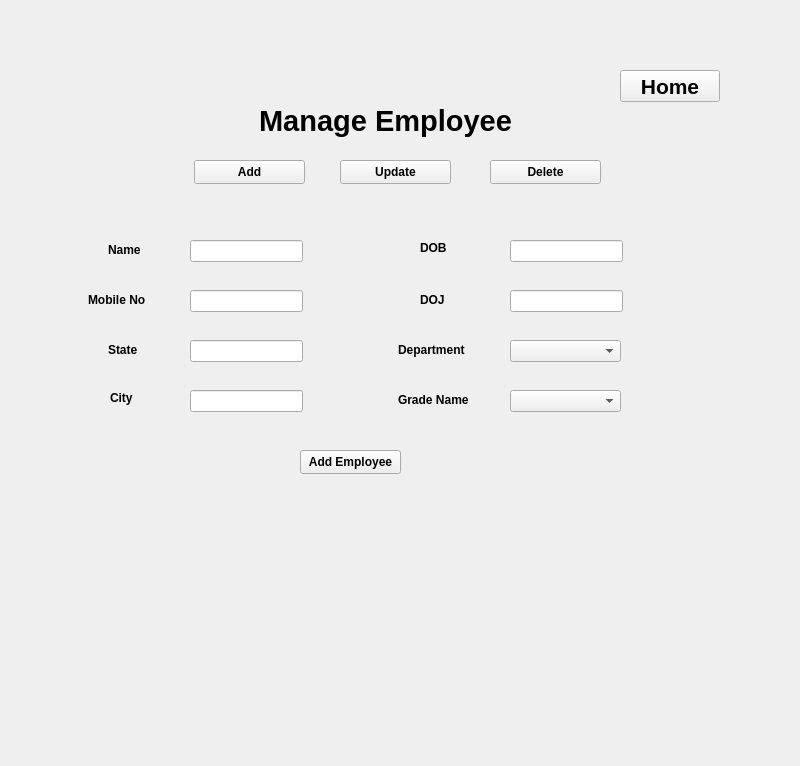
Before: the Qt Designer form manageemployeewidget.ui in purvil-patel/Employee_Payroll_System, drawn with Qt 5.
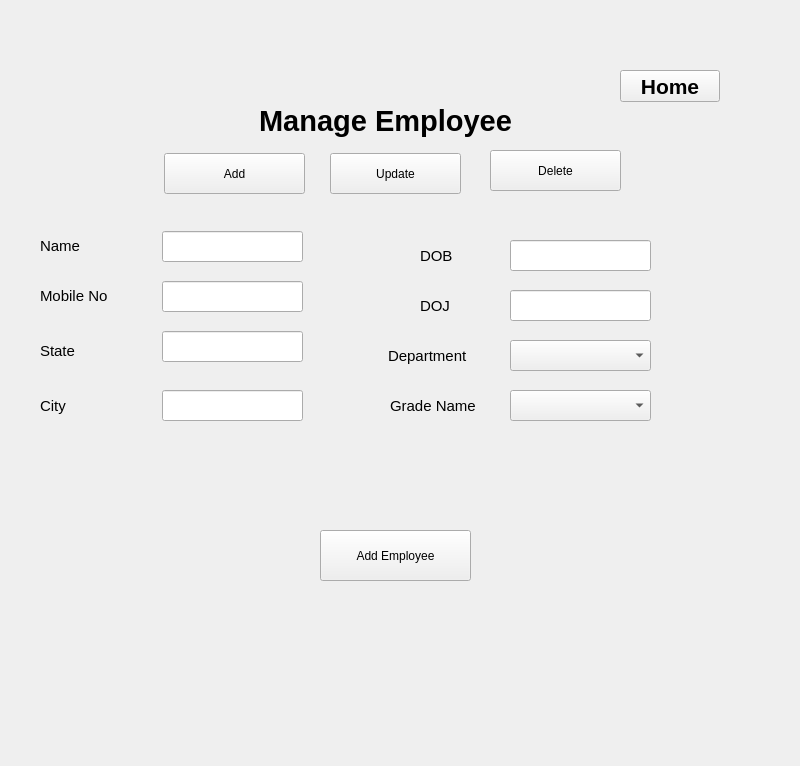
After: the same form once the commit is applied.

```diff
--- a/manageemployeewidget.ui
+++ b/manageemployeewidget.ui
@@ -12,7 +12,7 @@
   </property>
   <property name="font">
    <font>
-    <bold>true</bold>
+    <bold>false</bold>
    </font>
   </property>
   <property name="windowTitle">
@@ -62,10 +62,10 @@
   <widget class="QPushButton" name="pushButton_2">
    <property name="geometry">
     <rect>
-     <x>194</x>
-     <y>160</y>
-     <width>111</width>
-     <height>24</height>
+     <x>164</x>
+     <y>153</y>
+     <width>141</width>
+     <height>41</height>
     </rect>
    </property>
    <property name="text">
@@ -75,10 +75,10 @@
   <widget class="QPushButton" name="pushButton_5">
    <property name="geometry">
     <rect>
-     <x>340</x>
-     <y>160</y>
-     <width>111</width>
-     <height>24</height>
+     <x>330</x>
+     <y>153</y>
+     <width>131</width>
+     <height>41</height>
     </rect>
    </property>
    <property name="text">
@@ -89,9 +89,9 @@
    <property name="geometry">
     <rect>
      <x>490</x>
-     <y>160</y>
-     <width>111</width>
-     <height>24</height>
+     <y>150</y>
+     <width>131</width>
+     <height>41</height>
     </rect>
    </property>
    <property name="text">
@@ -101,12 +101,17 @@
   <widget class="QLineEdit" name="lineEdit">
    <property name="geometry">
     <rect>
-     <x>190</x>
-     <y>240</y>
-     <width>113</width>
-     <height>22</height>
+     <x>162</x>
+     <y>231</y>
+     <width>141</width>
+     <height>31</height>
     </rect>
    </property>
+   <property name="font">
+    <font>
+     <bold>false</bold>
+    </font>
+   </property>
    <property name="text">
     <string/>
    </property>
@@ -114,12 +119,17 @@
   <widget class="QLineEdit" name="lineEdit_2">
    <property name="geometry">
     <rect>
-     <x>190</x>
-     <y>340</y>
-     <width>113</width>
-     <height>22</height>
+     <x>162</x>
+     <y>331</y>
+     <width>141</width>
+     <height>31</height>
     </rect>
    </property>
+   <property name="font">
+    <font>
+     <bold>false</bold>
+    </font>
+   </property>
    <property name="text">
     <string/>
    </property>
@@ -129,10 +139,15 @@
     <rect>
      <x>510</x>
      <y>290</y>
-     <width>113</width>
-     <height>22</height>
+     <width>141</width>
+     <height>31</height>
     </rect>
    </property>
+   <property name="font">
+    <font>
+     <bold>false</bold>
+    </font>
+   </property>
    <property name="text">
     <string/>
    </property>
@@ -142,10 +157,15 @@
     <rect>
      <x>510</x>
      <y>240</y>
-     <width>113</width>
-     <height>22</height>
+     <width>141</width>
+     <height>31</height>
     </rect>
    </property>
+   <property name="font">
+    <font>
+     <bold>false</bold>
+    </font>
+   </property>
    <property name="text">
     <string/>
    </property>
@@ -153,12 +173,17 @@
   <widget class="QLineEdit" name="lineEdit_7">
    <property name="geometry">
     <rect>
-     <x>190</x>
-     <y>290</y>
-     <width>113</width>
-     <height>22</height>
+     <x>162</x>
+     <y>281</y>
+     <width>141</width>
+     <height>31</height>
     </rect>
    </property>
+   <property name="font">
+    <font>
+     <bold>false</bold>
+    </font>
+   </property>
    <property name="text">
     <string/>
    </property>
@@ -166,12 +191,17 @@
   <widget class="QLineEdit" name="lineEdit_8">
    <property name="geometry">
     <rect>
-     <x>190</x>
+     <x>162</x>
      <y>390</y>
-     <width>113</width>
-     <height>22</height>
+     <width>141</width>
+     <height>31</height>
     </rect>
    </property>
+   <property name="font">
+    <font>
+     <bold>false</bold>
+    </font>
+   </property>
    <property name="text">
     <string/>
    </property>
@@ -179,12 +209,18 @@
   <widget class="QLabel" name="label_2">
    <property name="geometry">
     <rect>
-     <x>108</x>
-     <y>240</y>
-     <width>51</width>
-     <height>20</height>
+     <x>40</x>
+     <y>230</y>
+     <width>81</width>
+     <height>31</height>
     </rect>
    </property>
+   <property name="font">
+    <font>
+     <pointsize>11</pointsize>
+     <bold>false</bold>
+    </font>
+   </property>
    <property name="text">
     <string>Name</string>
    </property>
@@ -192,12 +228,18 @@
   <widget class="QLabel" name="label_3">
    <property name="geometry">
     <rect>
-     <x>88</x>
-     <y>290</y>
-     <width>71</width>
-     <height>20</height>
+     <x>40</x>
+     <y>280</y>
+     <width>91</width>
+     <height>31</height>
     </rect>
    </property>
+   <property name="font">
+    <font>
+     <pointsize>11</pointsize>
+     <bold>false</bold>
+    </font>
+   </property>
    <property name="text">
     <string>Mobile No</string>
    </property>
@@ -205,12 +247,18 @@
   <widget class="QLabel" name="label_5">
    <property name="geometry">
     <rect>
-     <x>108</x>
+     <x>40</x>
      <y>340</y>
-     <width>51</width>
-     <height>20</height>
+     <width>61</width>
+     <height>21</height>
     </rect>
    </property>
+   <property name="font">
+    <font>
+     <pointsize>11</pointsize>
+     <bold>false</bold>
+    </font>
+   </property>
    <property name="text">
     <string>State</string>
    </property>
@@ -218,12 +266,18 @@
   <widget class="QLabel" name="label_6">
    <property name="geometry">
     <rect>
-     <x>110</x>
+     <x>40</x>
      <y>390</y>
-     <width>49</width>
-     <height>16</height>
+     <width>71</width>
+     <height>31</height>
     </rect>
    </property>
+   <property name="font">
+    <font>
+     <pointsize>11</pointsize>
+     <bold>false</bold>
+    </font>
+   </property>
    <property name="text">
     <string>City</string>
    </property>
@@ -231,12 +285,18 @@
   <widget class="QLabel" name="label_7">
    <property name="geometry">
     <rect>
-     <x>398</x>
+     <x>390</x>
      <y>390</y>
-     <width>81</width>
-     <height>20</height>
+     <width>91</width>
+     <height>31</height>
     </rect>
    </property>
+   <property name="font">
+    <font>
+     <pointsize>11</pointsize>
+     <bold>false</bold>
+    </font>
+   </property>
    <property name="text">
     <string>Grade Name</string>
    </property>
@@ -244,12 +304,18 @@
   <widget class="QLabel" name="label_8">
    <property name="geometry">
     <rect>
-     <x>398</x>
+     <x>388</x>
      <y>340</y>
      <width>81</width>
-     <height>20</height>
+     <height>31</height>
     </rect>
    </property>
+   <property name="font">
+    <font>
+     <pointsize>11</pointsize>
+     <bold>false</bold>
+    </font>
+   </property>
    <property name="text">
     <string>Department</string>
    </property>
@@ -260,9 +326,15 @@
      <x>420</x>
      <y>290</y>
      <width>71</width>
-     <height>20</height>
+     <height>31</height>
     </rect>
    </property>
+   <property name="font">
+    <font>
+     <pointsize>11</pointsize>
+     <bold>false</bold>
+    </font>
+   </property>
    <property name="text">
     <string>DOJ</string>
    </property>
@@ -272,10 +344,16 @@
     <rect>
      <x>420</x>
      <y>240</y>
-     <width>49</width>
-     <height>16</height>
+     <width>71</width>
+     <height>31</height>
     </rect>
    </property>
+   <property name="font">
+    <font>
+     <pointsize>11</pointsize>
+     <bold>false</bold>
+    </font>
+   </property>
    <property name="text">
     <string>DOB</string>
    </property>
@@ -285,30 +363,55 @@
     <rect>
      <x>510</x>
      <y>340</y>
-     <width>111</width>
-     <height>22</height>
+     <width>141</width>
+     <height>31</height>
     </rect>
    </property>
+   <property name="font">
+    <font>
+     <bold>false</bold>
+    </font>
+   </property>
+   <item>
+    <property name="text">
+     <string/>
+    </property>
+   </item>
   </widget>
   <widget class="QComboBox" name="comboBox_2">
    <property name="geometry">
     <rect>
      <x>510</x>
      <y>390</y>
-     <width>111</width>
-     <height>22</height>
+     <width>141</width>
+     <height>31</height>
     </rect>
    </property>
+   <property name="font">
+    <font>
+     <bold>false</bold>
+    </font>
+   </property>
+   <item>
+    <property name="text">
+     <string/>
+    </property>
+   </item>
   </widget>
   <widget class="QPushButton" name="pushButton_3">
    <property name="geometry">
     <rect>
-     <x>300</x>
-     <y>450</y>
-     <width>101</width>
-     <height>24</height>
+     <x>320</x>
+     <y>530</y>
+     <width>151</width>
+     <height>51</height>
     </rect>
    </property>
+   <property name="font">
+    <font>
+     <bold>false</bold>
+    </font>
+   </property>
    <property name="text">
     <string>Add Employee</string>
    </property>
```
